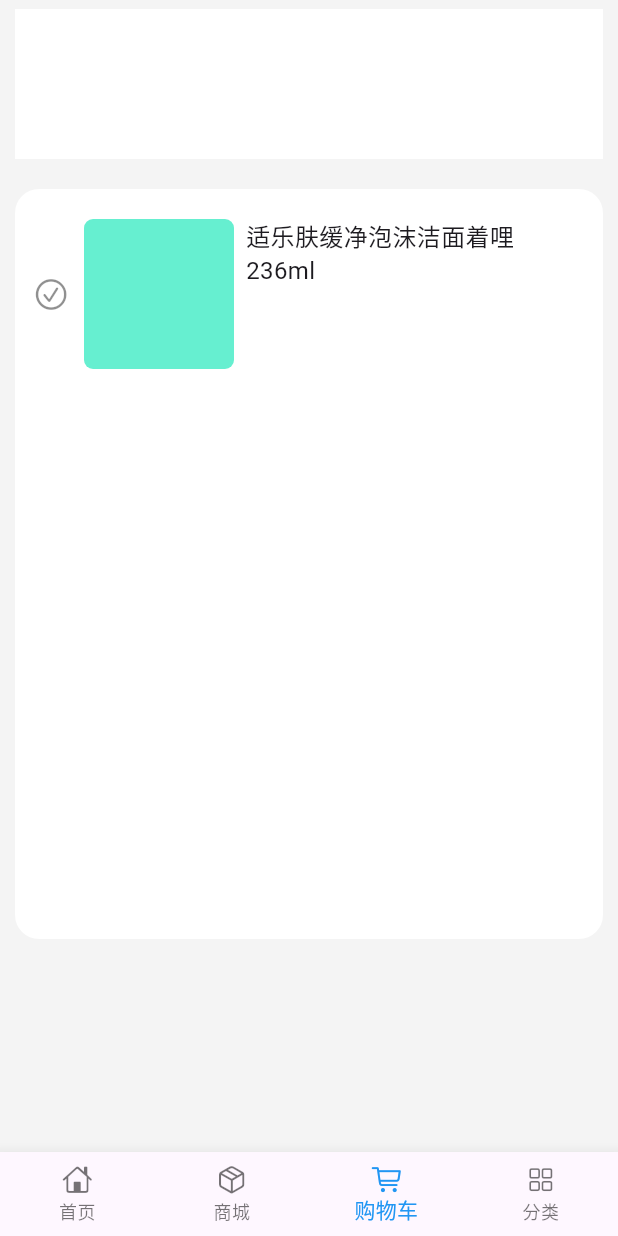
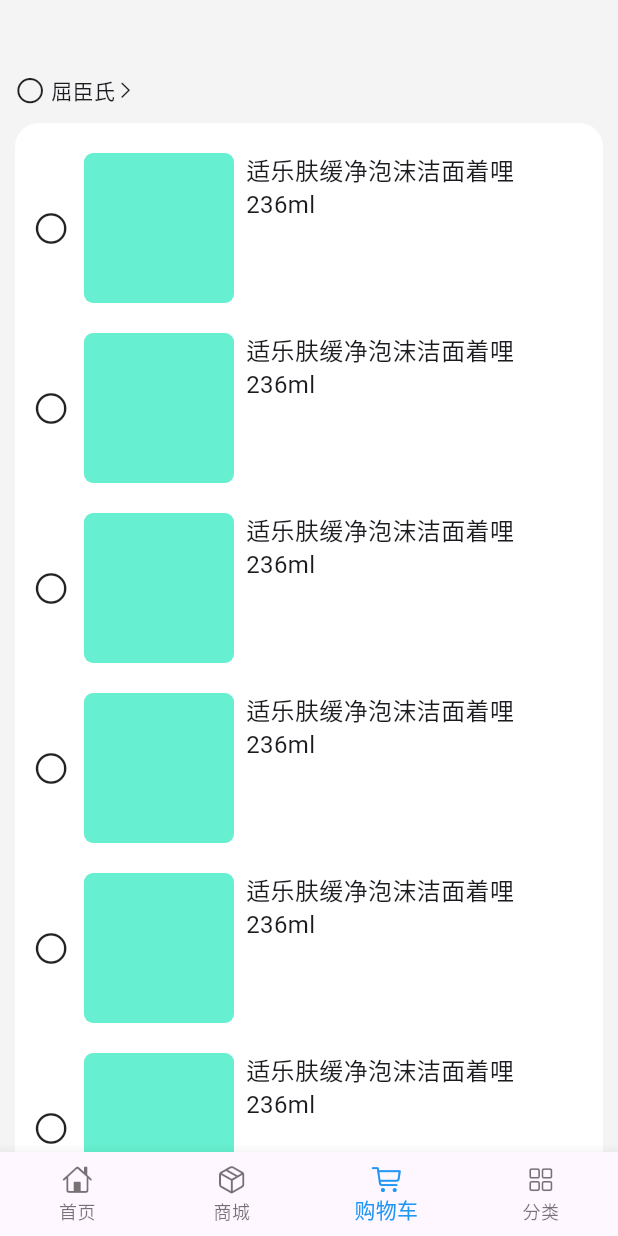
Before and after one commit to eatureide/flutter_study, a Flutter app: the screen it shows after launch, item 3 of the bottom bar chosen, on a phone screen of 412 x 824 dp. Run offline on Flutter 3.47's test engine with Material 3 defaults, Android fonts, the phone set to English and light mode, and no system bars.

Commit message:
完成滑动

```diff
--- a/lib/cart/index.dart
+++ b/lib/cart/index.dart
@@ -1,6 +1,19 @@
 import 'package:flutter/material.dart';
 import 'package:flutter/cupertino.dart';
 import 'dart:async';
+
+List<int> numbersList = List.generate(10, (index) => index);
+
+class ScrollItem {
+  final ScrollController controller;
+  final int index;
+  bool selected = false;
+  ScrollItem({
+    required this.controller,
+    required this.index,
+    required this.selected,
+  });
+}
 
 class CartPage extends StatefulWidget {
   const CartPage({super.key});
@@ -10,68 +23,75 @@ class CartPage extends StatefulWidget {
 }
 
 class _CartPage extends State<CartPage> {
-  final ScrollController _scrollController = ScrollController();
-  bool _isAutoScrolling = false;
-  @override
-  void initState() {
-    super.initState();
-    _scrollController.addListener(_onScroll);
-  }
+  bool isAutoScrolling = false;
+  bool allSelected = false;
+  List<ScrollItem> controList = numbersList.map((index) {
+    return ScrollItem(
+      controller: ScrollController(),
+      index: index,
+      selected: false,
+    );
+  }).toList();
 
-  _onScroll() {}
-
-  // 监听滚动是否结束
-  bool _onNotification(ScrollNotification notification) {
+  itemListComponent() {
+    bool onNotification(ScrollNotification notification, int targetIndex) {
       bool touchEnd = notification is ScrollEndNotification;
       if (!touchEnd) return false;
+      isAutoScrolling = true;
+      ScrollController scrollController = controList[targetIndex].controller;
 
-    double currentOffset = _scrollController.offset; // 当前滚动位置
-    double maxScrollExtent =
-        _scrollController.position.maxScrollExtent; // 当前可滚动的最大距离
-
-    if (_isAutoScrolling) return false;
-    _isAutoScrolling = true;
+      double currentOffset = scrollController.offset;
+      double maxScrollExtent = scrollController.position.maxScrollExtent;
 
       // 滑动小于一半则返回到原点，超出则滑动到底部
       Future.delayed(Duration(seconds: 0), () {
-      _scrollController.animateTo(
+        scrollController.animateTo(
           (currentOffset < maxScrollExtent / 2 + 10) ? 0 : maxScrollExtent,
           duration: Duration(milliseconds: 150),
           curve: Curves.easeInOut,
         );
       }).then((e) {
-      _isAutoScrolling = false;
+        isAutoScrolling = false;
       });
 
       return false;
     }
 
-  itemListComponent() {
+    handleSelectItem(int index) {
+      setState(() {
+        controList[index].selected = !controList[index].selected;
+        controList = controList;
+      });
+    }
+
+    List<Widget> elements = controList.map((item) {
       return Container(
-      height: 500,
-      width: double.infinity,
-      padding: EdgeInsets.fromLTRB(12, 20, 12, 6),
-      decoration: BoxDecoration(
-        color: Colors.white,
-        borderRadius: BorderRadius.circular(16),
-      ),
-      child: Column(
-        children: [
-          Container(
+        margin: EdgeInsets.only(bottom: 20),
         color: Colors.transparent,
         height: 100,
         child: NotificationListener(
-              onNotification: _onNotification,
+          onNotification: (ScrollNotification notification) {
+            return onNotification(notification, item.index);
+          },
           child: ListView(
-                controller: _scrollController,
+            controller: item.controller,
             scrollDirection: Axis.horizontal,
             children: [
               Row(
                 crossAxisAlignment: CrossAxisAlignment.center,
                 children: [
-                      Opacity(
-                        opacity: .5,
-                        child: Icon(CupertinoIcons.check_mark_circled),
+                  GestureDetector(
+                    onTap: () {
+                      handleSelectItem(item.index);
+                    },
+                    child: Padding(
+                      padding: EdgeInsetsGeometry.only(left: 12),
+                      child: Icon(
+                        item.selected
+                            ? CupertinoIcons.checkmark_alt_circle_fill
+                            : CupertinoIcons.circle,
+                      ),
+                    ),
                   ),
                   Container(
                     margin: EdgeInsets.only(left: 10),
@@ -84,7 +104,7 @@ class _CartPage extends State<CartPage> {
                   ),
                   Container(
                     padding: EdgeInsets.only(left: 8),
-                        width: 240,
+                    width: 246,
                     color: Colors.transparent,
                     child: Column(
                       crossAxisAlignment: CrossAxisAlignment.start,
@@ -104,10 +124,7 @@ class _CartPage extends State<CartPage> {
                     width: 60,
                     color: Color.fromARGB(255, 254, 79, 79),
                     child: Center(
-                          child: Text(
-                            '删除',
-                            style: TextStyle(color: Colors.white),
-                          ),
+                      child: Text('删除', style: TextStyle(color: Colors.white)),
                     ),
                   ),
                 ],
@@ -115,9 +132,55 @@ class _CartPage extends State<CartPage> {
             ],
           ),
         ),
+      );
+    }).toList();
+
+    void handleSelectAll() {
+      for (ScrollItem item in controList) {
+        item.selected = allSelected ? false : true;
+      }
+      setState(() {
+        allSelected = !allSelected;
+        controList = controList;
+      });
+    }
+
+    return Column(
+      mainAxisAlignment: MainAxisAlignment.start,
+      crossAxisAlignment: CrossAxisAlignment.start,
+      children: [
+        GestureDetector(
+          onTap: handleSelectAll,
+          child: Row(
+            mainAxisAlignment: MainAxisAlignment.start,
+            crossAxisAlignment: CrossAxisAlignment.center,
+            children: [
+              Icon(
+                size: 20,
+                allSelected
+                    ? CupertinoIcons.checkmark_alt_circle_fill
+                    : CupertinoIcons.circle,
+              ),
+              Container(
+                color: Colors.transparent,
+                margin: EdgeInsets.only(left: 4),
+                child: Text('屈臣氏'),
+              ),
+              Icon(CupertinoIcons.right_chevron, size: 14),
+            ],
+          ),
+        ),
+        Container(
+          width: double.infinity,
+          padding: EdgeInsets.fromLTRB(0, 20, 0, 6),
+          margin: EdgeInsets.fromLTRB(0, 12, 0, 12),
+          decoration: BoxDecoration(
+            color: Colors.white,
+            borderRadius: BorderRadius.circular(16),
+          ),
+          child: Column(children: elements),
         ),
       ],
-      ),
     );
   }
 
@@ -127,21 +190,12 @@ class _CartPage extends State<CartPage> {
       body: SingleChildScrollView(
         child: Container(
           width: double.infinity,
-          height: 800,
           color: Color.fromARGB(255, 244, 244, 244),
-          padding: EdgeInsets.fromLTRB(10, 6, 10, 10),
+          padding: EdgeInsets.fromLTRB(10, 50, 10, 10),
           child: Column(
             mainAxisAlignment: MainAxisAlignment.start,
             crossAxisAlignment: CrossAxisAlignment.start,
-            children: [
-              Container(
-                height: 100,
-                color: Colors.white,
-                width: double.infinity,
-                margin: EdgeInsets.only(bottom: 20),
-              ),
-              itemListComponent(),
-            ],
+            children: [itemListComponent()],
           ),
         ),
       ),
```
Lines whose indentation alone changed are shown as unchanged.
